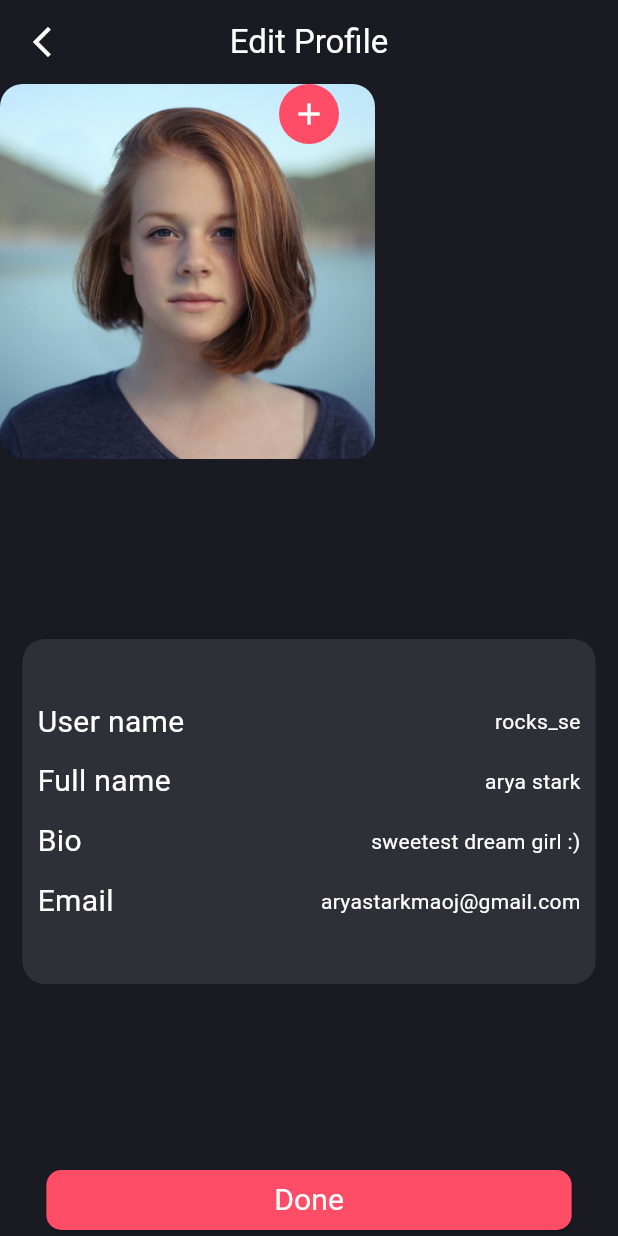
After one commit to muhammed-shadil/social-media-app, a Flutter app: the EditProfileScreen screen opened directly, on a phone screen of 412 x 824 dp. The commit adds this screen. Run offline on Flutter 3.47's test engine with Material 3 defaults, Android fonts, the phone set to English and light mode, and no system bars; our stand-ins replace another_flutter_splash_screen, bloc, flutter_bloc, image_picker, shared_preferences, shimmer; accounts and stored records are empty.

Commit message:
create profile edit ui

```diff
--- /dev/null
+++ b/lib/view/screens/Edit_profile_screen/edit_profile_screen.dart
@@ -0,0 +1,118 @@
+import 'package:flutter/material.dart';
+import 'package:trek/utils/constants.dart';
+import 'package:trek/utils/styles.dart';
+import 'package:trek/view/widgets/main_button.dart';
+
+class EditProfileScreen extends StatelessWidget {
+  const EditProfileScreen({super.key});
+
+  @override
+  Widget build(BuildContext context) {
+    return Scaffold(
+      appBar: AppBar(
+        title: const Text("Edit Profile"),
+        centerTitle: true,
+        leading: IconButton(
+            onPressed: () {
+              Navigator.pop(context);
+            },
+            icon: const Icon(Icons.arrow_back_ios_new)),
+      ),
+      body: Container(
+        child: Center(
+          child: Column(
+            crossAxisAlignment: CrossAxisAlignment.center,
+            mainAxisAlignment: MainAxisAlignment.spaceBetween,
+            children: [
+              Stack(
+                children: [
+                  Container(
+                    width: 250,
+                    height: 250,
+                    decoration: BoxDecoration(
+                        borderRadius: BorderRadius.circular(15),
+                        image: const DecorationImage(
+                            fit: BoxFit.cover,
+                            image: AssetImage(
+                                "assets/christopher-campbell-rDEOVtE7vOs-unsplash.jpg"))),
+                    clipBehavior: Clip.antiAlias,
+                  ),
+                  const Align(
+                      alignment: Alignment.bottomCenter,
+                      child: CircleAvatar(
+                        backgroundColor: constants.secodarycolor,
+                        child: Icon(
+                          Icons.add,
+                          color: constants.white,
+                        ),
+                      ))
+                ],
+              ),
+              Container(
+                margin: const EdgeInsets.symmetric(horizontal: 15),
+                padding:
+                    const EdgeInsets.symmetric(horizontal: 10, vertical: 30),
+                decoration: BoxDecoration(
+                    color: constants.fillcolor,
+                    borderRadius: BorderRadius.circular(15)),
+                height: 230,
+                child: const Column(
+                  mainAxisAlignment: MainAxisAlignment.spaceEvenly,
+                  children: [
+                    Row(
+                      mainAxisAlignment: MainAxisAlignment.spaceBetween,
+                      children: [
+                        Text(
+                          "User name",
+                          style: styles.mainbuttontext,
+                        ),
+                        Text("rocks_se")
+                      ],
+                    ),
+                    Row(
+                      mainAxisAlignment: MainAxisAlignment.spaceBetween,
+                      children: [
+                        Text(
+                          "Full name",
+                          style: styles.mainbuttontext,
+                        ),
+                        Text("arya stark")
+                      ],
+                    ),
+                    Row(
+                      mainAxisAlignment: MainAxisAlignment.spaceBetween,
+                      children: [
+                        Text(
+                          "Bio",
+                          style: styles.mainbuttontext,
+                        ),
+                        Text("sweetest dream girl :)")
+                      ],
+                    ),
+                    Row(
+                      mainAxisAlignment: MainAxisAlignment.spaceBetween,
+                      children: [
+                        Text(
+                          "Email",
+                          style: styles.mainbuttontext,
+                        ),
+                        Text("aryastarkmaoj@gmail.com")
+                      ],
+                    )
+                  ],
+                ),
+              ),
+              MainButton(
+                child: const Text(
+                  "Done",
+                  style: styles.mainbuttontext,
+                ),
+                onpressed: () {},
+              )
+            ],
+          ),
+        ),
+      ),
+    );
+  }
+}
--- a/lib/view/screens/New_Post_screen/new_post_image.dart
+++ b/lib/view/screens/New_Post_screen/new_post_image.dart
@@ -48,7 +48,7 @@ class _NewPostsState extends State<NewPosts> {
     final image = BlocProvider.of<ImagePickerBloc>(context);
     final createpost = BlocProvider.of<NewpostBloc>(context);
 
-    return Scaffold(
+    return Scaffold(appBar: AppBar(),
       floatingActionButtonLocation: FloatingActionButtonLocation.centerDocked,
       floatingActionButton: Container(
           width: 80,
--- a/lib/view/screens/profile_screen/profile_screen.dart
+++ b/lib/view/screens/profile_screen/profile_screen.dart
@@ -6,6 +6,7 @@ import 'package:trek/controller/User_profile/bloc/userprofile_bloc.dart';
 import 'package:trek/model/UserProfile.dart';
 import 'package:trek/utils/constants.dart';
 import 'package:trek/utils/styles.dart';
+import 'package:trek/view/screens/Edit_profile_screen/edit_profile_screen.dart';
 import 'package:trek/view/screens/my_following/my_followings.dart';
 import 'package:trek/view/screens/profile_screen/Mypostscreen.dart';
 import 'package:trek/view/screens/profile_screen/Shimmer_profile.dart';
@@ -192,7 +193,13 @@ class _ProfileScreenState extends State<ProfileScreen> {
                                           "Edit Profile",
                                           style: styles.mainbuttontext,
                                         ),
-                                        onpressed: () {},
+                                        onpressed: () {
+                                          Navigator.push(
+                                              context,
+                                              MaterialPageRoute(
+                                                  builder: (_) =>
+                                                      const EditProfileScreen()));
+                                        },
                                       )),
                                   const PopupMenu(),
                                 ],
```
